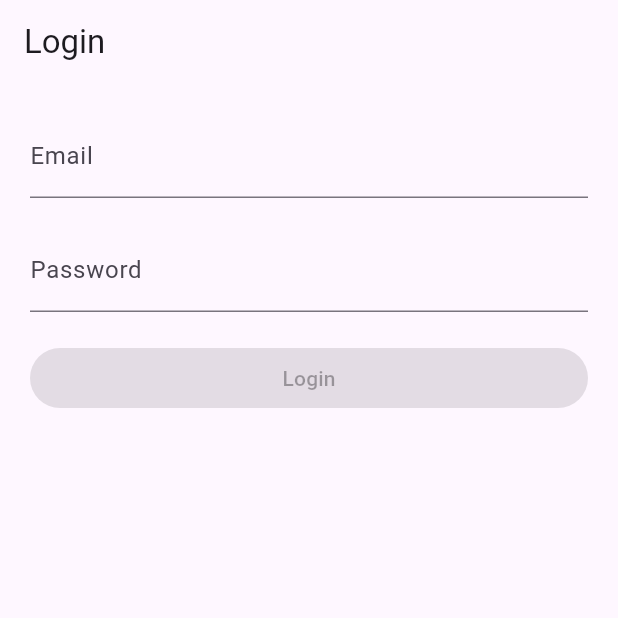
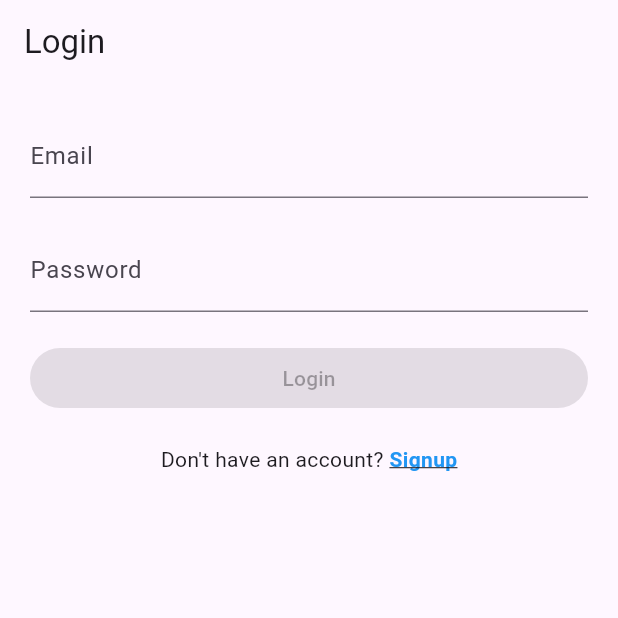
Before and after one commit to sidd68-hub/Test-Innovatrix-Infotech, a Flutter app: the screen it shows after launch, on a phone screen of 412 x 824 dp, the top half of it. Run offline on Flutter 3.47's test engine with Material 3 defaults, Android fonts, the phone set to English and light mode, and no system bars; our stand-ins replace flutter_riverpod, fluttertoast, sqflite; accounts and stored records are empty.

Commit message:
Ui of Signup and login page with Databse setup is completed

```diff
--- a/lib/app/core/routes/app_routes.dart
+++ b/lib/app/core/routes/app_routes.dart
@@ -1,22 +1,30 @@
 // routes.dart
 import 'package:flutter/material.dart';
 import 'package:flutter_riverpod/flutter_riverpod.dart';
+import 'package:task_innovatrix_infotech/app/modules/home/view/home_screen.dart';
 import 'package:task_innovatrix_infotech/app/modules/login/view/login_screen.dart';
+import 'package:task_innovatrix_infotech/app/modules/signup/view/signup_view.dart';
 import 'package:task_innovatrix_infotech/app/modules/splash/view/splash_screen.dart';
 
 final routerProvider = Provider((ref) => Routes());
 
 class Routes {
   static const String splash = '/';
+  static const String login = '/login';
+  static const String signup = '/signup';
   static const String home = '/home';
-  static const String login = '/login';
 
   Route<dynamic>? generateRoute(RouteSettings settings) {
+    print("The settings is ${settings.name}");
     switch (settings.name) {
       case splash:
         return MaterialPageRoute(builder: (_) => const SplashScreen());
       case login:
         return MaterialPageRoute(builder: (_) => const LoginScreen());
+      case signup:
+        return MaterialPageRoute(builder: (_) => const SignUpScreen());
+      case home:
+        return MaterialPageRoute(builder: (_) => const HomeScreen());
 
       default:
         return MaterialPageRoute(builder: (_) => const UnknownScreen());
--- a/lib/app/modules/login/view/login_screen.dart
+++ b/lib/app/modules/login/view/login_screen.dart
@@ -1,5 +1,7 @@
+import 'package:flutter/gestures.dart';
 import 'package:flutter/material.dart';
 import 'package:flutter_riverpod/flutter_riverpod.dart';
+import 'package:task_innovatrix_infotech/app/core/routes/app_routes.dart';
 import 'package:task_innovatrix_infotech/app/modules/login/view_model/login_view_model.dart';
 
 final loginViewModelProvider =
@@ -17,7 +19,9 @@ class LoginScreen extends StatelessWidget {
       body: Consumer(
         builder: (context, ref, child) {
           final viewModel = ref.watch(loginViewModelProvider);
-          return Padding(
+          return (viewModel.isNavigating)
+              ? const CircularProgressIndicator()
+              : Padding(
                   padding: const EdgeInsets.all(20.0),
                   child: Column(
                     crossAxisAlignment: CrossAxisAlignment.stretch,
@@ -28,16 +32,41 @@ class LoginScreen extends StatelessWidget {
                       ),
                       const SizedBox(height: 20.0),
                       TextFormField(
-                  decoration: const InputDecoration(labelText: 'Password'),
+                        decoration:
+                            const InputDecoration(labelText: 'Password'),
                         obscureText: true,
                         onChanged: (value) => viewModel.setPassword(value),
                       ),
                       const SizedBox(height: 20.0),
                       ElevatedButton(
                         onPressed: viewModel.isLoginEnabled()
-                      ? () => viewModel.login()
+                            ? () => viewModel.login(context)
                             : null,
                         child: const Text('Login'),
+                      ),
+                      const SizedBox(height: 20.0),
+                      Center(
+                        child: RichText(
+                          text: TextSpan(
+                            text: 'Don\'t have an account? ',
+                            style: DefaultTextStyle.of(context).style,
+                            children: <TextSpan>[
+                              TextSpan(
+                                text: 'Signup',
+                                style: const TextStyle(
+                                  color: Colors.blue, // Make text color blue
+                                  fontWeight: FontWeight.bold,
+                                  decoration: TextDecoration.underline,
+                                ),
+                                recognizer: TapGestureRecognizer()
+                                  ..onTap = () {
+                                    Navigator.of(context)
+                                        .pushNamed(Routes.signup);
+                                  },
+                              ),
+                            ],
+                          ),
+                        ),
                       ),
                     ],
                   ),
```
Also changed, not shown: lib/app/data/db/db_helper.dart (+29 -5 lines), lib/app/data/model/user_data_model.dart (+5 -10 lines), lib/app/modules/home/view/home_screen.dart (added, +12 -0 lines), lib/app/modules/login/view_model/login_view_model.dart (+43 -3 lines), lib/app/modules/signup/view/signup_view.dart (added, +59 -0 lines), lib/app/modules/signup/view_model/signup_view_model.dart (added, +63 -0 lines), lib/main.dart (+6 -1 lines), lib/app/modules/home/view_model/home_view_model.dart (added). Lines whose indentation alone changed are shown as unchanged.
